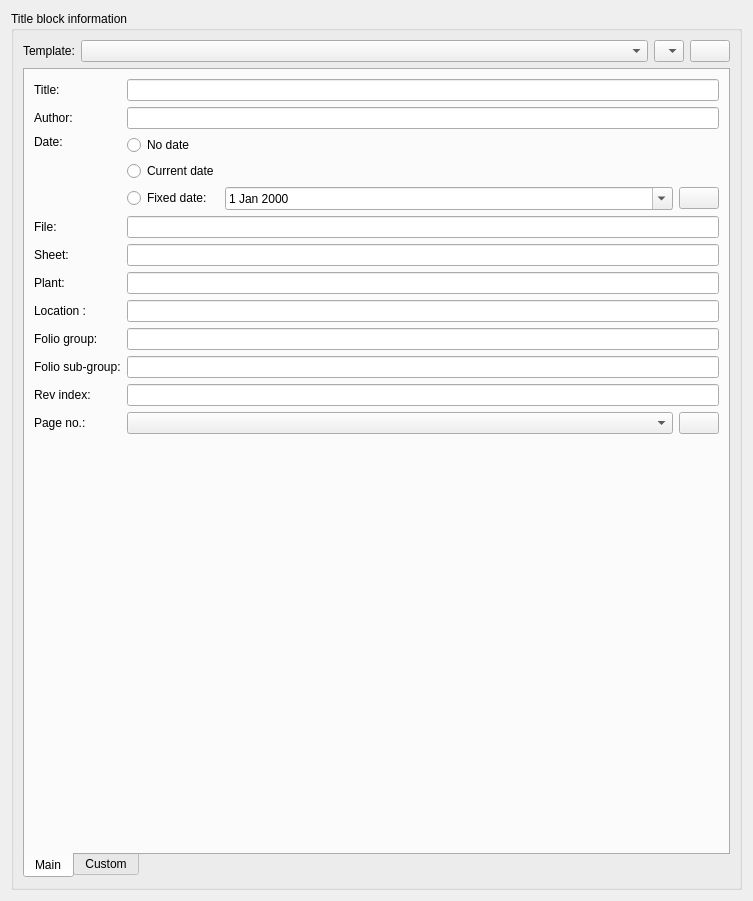
Qt form sources/ui/titleblockpropertieswidget.ui (qelectrotech/qelectrotech-source-mirror) before a commit.
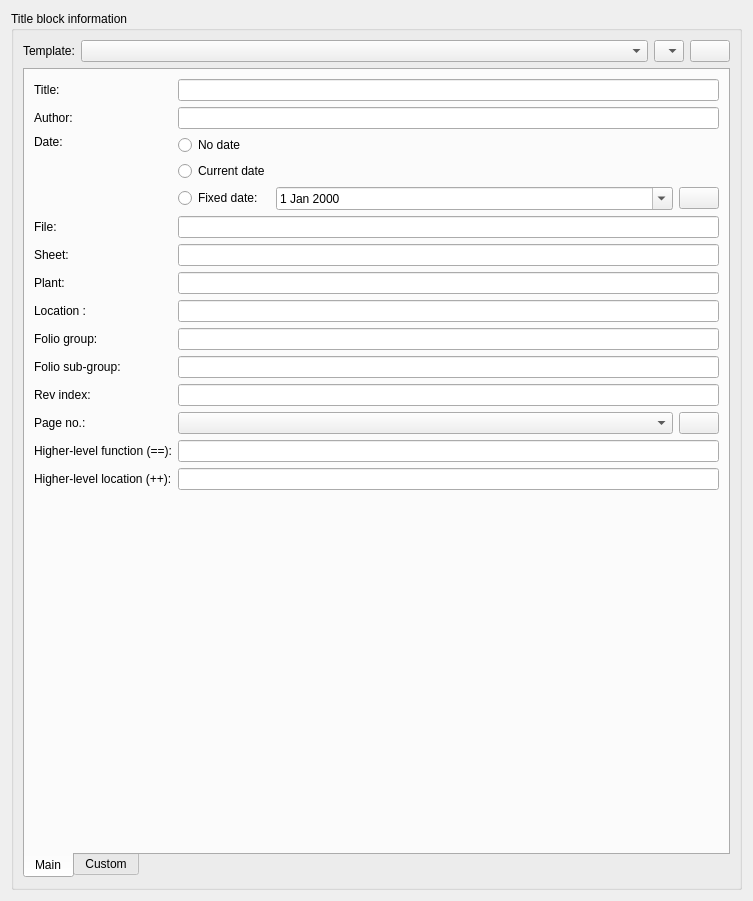
The same form after that commit. Icons and pictures are not drawn.

Commit message: Add a folio's higher-level function (==) and location (++) to designations

The edit to the form file:
```diff
--- a/sources/ui/titleblockpropertieswidget.ui
+++ b/sources/ui/titleblockpropertieswidget.ui
@@ -248,6 +248,34 @@
               </property>
              </widget>
             </item>
+            <item row="13" column="1">
+             <widget class="QLabel" name="m_higher_plant_label">
+              <property name="text">
+               <string>Higher-level function (==):</string>
+              </property>
+             </widget>
+            </item>
+            <item row="13" column="3">
+             <widget class="QLineEdit" name="m_higher_plant_le">
+              <property name="toolTip">
+               <string>The IEC 81346 level above the plant: ==A1 in ==A1=P1+L1-K1. Left empty, there is none. Available as variable %{higher_plant} for title blocks</string>
+              </property>
+             </widget>
+            </item>
+            <item row="14" column="1">
+             <widget class="QLabel" name="m_higher_location_label">
+              <property name="text">
+               <string>Higher-level location (++):</string>
+              </property>
+             </widget>
+            </item>
+            <item row="14" column="3">
+             <widget class="QLineEdit" name="m_higher_location_le">
+              <property name="toolTip">
+               <string>The IEC 81346 level above the location: ++S1 in =P1++S1+L1-K1. Left empty, there is none. Available as variable %{higher_location} for title blocks</string>
+              </property>
+             </widget>
+            </item>
             <item row="10" column="1">
              <widget class="QLabel" name="m_folio_subgroup_label">
               <property name="text">
```
Left out of the diff: 2 changed lines with no effect on the pictures. The commit also changes 16 other files.
